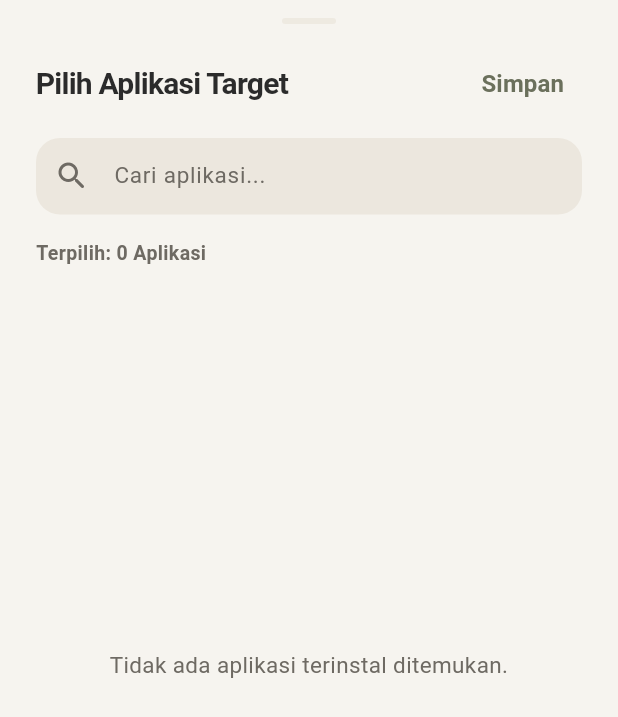
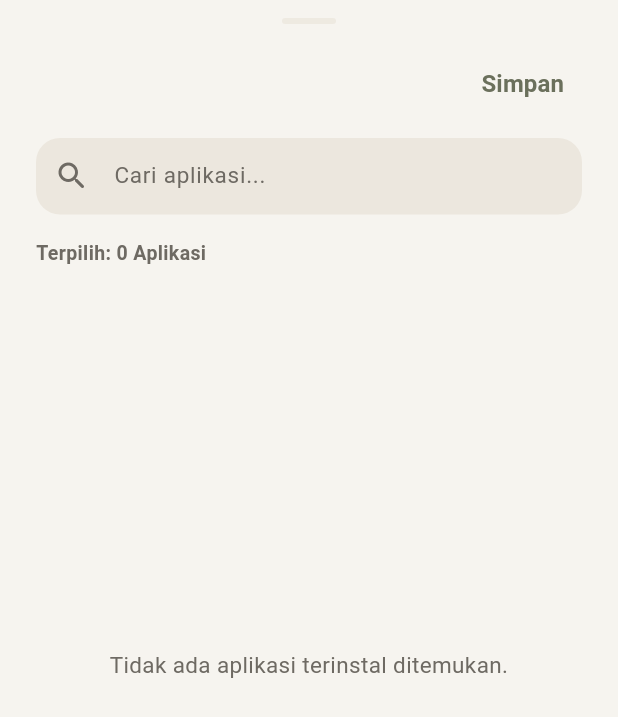
Before and after one commit to Nyot-Nyot/doomscroll-guard, a Flutter app: the AppPickerSheet widget shown alone on an empty page, opened directly with empty values, on a phone screen of 412 x 824 dp. Shown: the top 717 px of the screen. Run offline on Flutter 3.47's test engine with Material 3 defaults, Android fonts, the phone set to English and light mode, and no system bars; our stand-ins replace hive, hive_flutter; accounts and stored records are empty.

Commit message:
refactor(settings): make AppPickerSheet generic and reusable for multiple app selection contexts

```diff
--- a/lib/features/settings/screens/settings_screen.dart
+++ b/lib/features/settings/screens/settings_screen.dart
@@ -89,7 +89,8 @@ class _SettingsScreenState extends State<SettingsScreen> {
       isScrollControlled: true,
       backgroundColor: Colors.transparent,
       builder: (context) => AppPickerSheet(
-        currentSettings: _settings!,
+        title: 'Pilih Aplikasi Target',
+        initialSelectedApps: _settings!.targetApps,
         onSaved: (selectedApps) {
           final updated = _settings!.copyWith(targetApps: selectedApps);
           _saveSettings(updated);
--- a/lib/features/settings/widgets/app_picker_sheet.dart
+++ b/lib/features/settings/widgets/app_picker_sheet.dart
@@ -9,11 +9,13 @@ import '../../../../core/themes/app_colors.dart';
 class AppPickerSheet extends StatefulWidget {
   const AppPickerSheet({
     super.key,
-    required this.currentSettings,
+    required this.title,
+    required this.initialSelectedApps,
     required this.onSaved,
   });
 
-  final Settings currentSettings;
+  final String title;
+  final List<String> initialSelectedApps;
   final ValueChanged<List<String>> onSaved;
 
   @override
@@ -31,7 +33,7 @@ class _AppPickerSheetState extends State<AppPickerSheet> {
   @override
   void initState() {
     super.initState();
-    _selectedApps.addAll(widget.currentSettings.targetApps);
+    _selectedApps.addAll(widget.initialSelectedApps);
     _loadApps();
   }
 
@@ -107,9 +109,9 @@ class _AppPickerSheetState extends State<AppPickerSheet> {
             child: Row(
               mainAxisAlignment: MainAxisAlignment.spaceBetween,
               children: [
-                const Text(
-                  'Pilih Aplikasi Target',
-                  style: TextStyle(
+                Text(
+                  widget.title,
+                  style: const TextStyle(
                     fontSize: 20,
                     fontWeight: FontWeight.bold,
                     color: AppColors.textPrimary,
```
